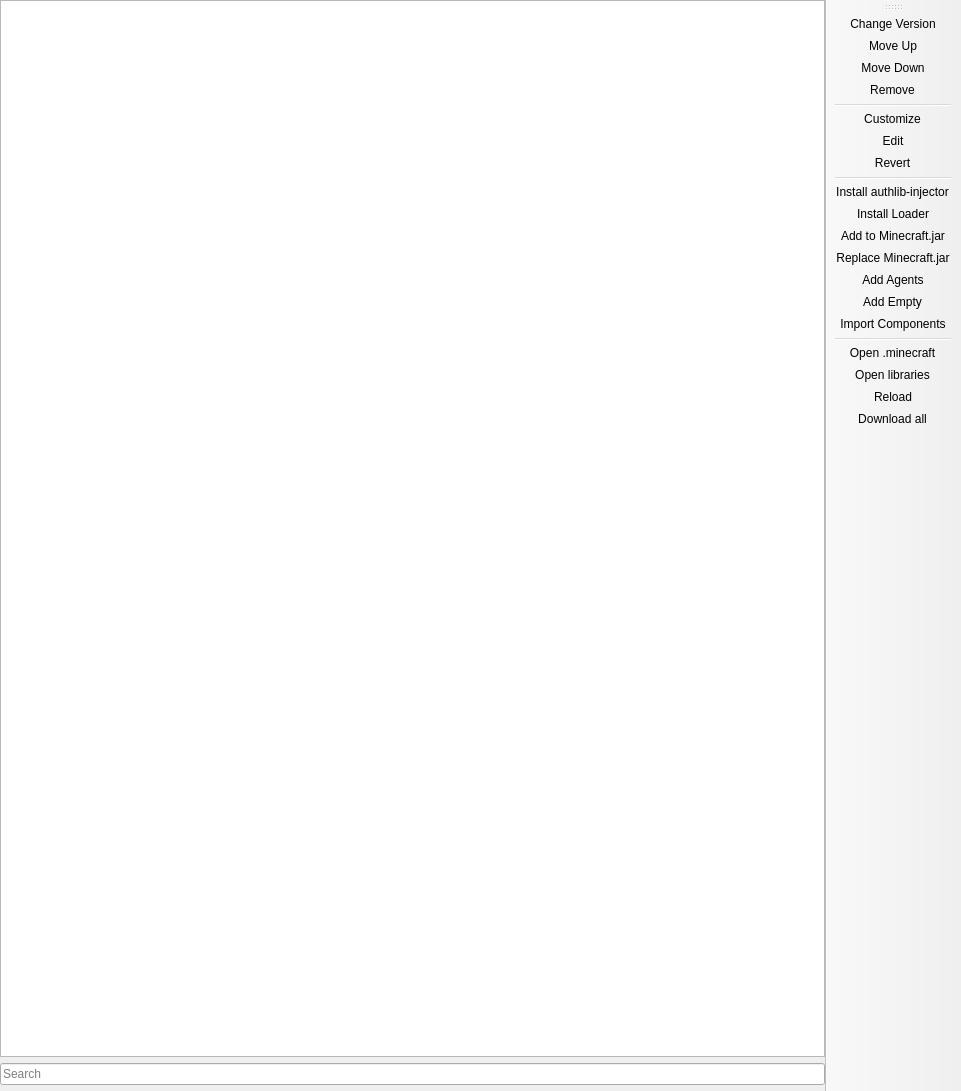
unmojang/FjordLauncher, file launcher/ui/pages/instance/VersionPage.ui: the form before one commit.
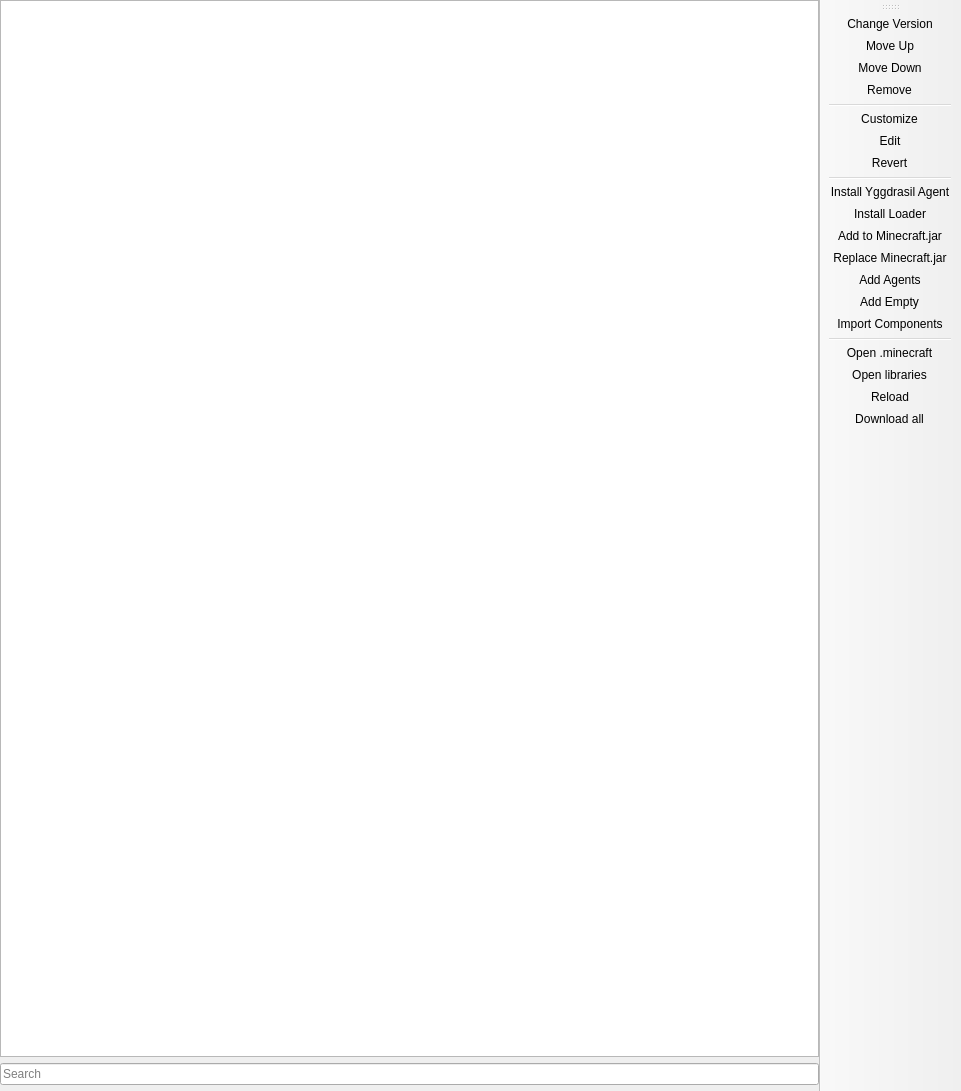
The form after the commit. Custom widgets are drawn as their Qt base class.

Commit message: Add Loki, improve Yggdrasil experience

Patch:
```diff
--- a/launcher/ui/pages/instance/VersionPage.ui
+++ b/launcher/ui/pages/instance/VersionPage.ui
@@ -91,7 +91,7 @@
    <addaction name="actionEdit"/>
    <addaction name="actionRevert"/>
    <addaction name="separator"/>
-   <addaction name="actionInstall_AuthlibInjector"/>
+   <addaction name="actionInstall_Agent"/>
    <addaction name="actionInstall_Loader"/>
    <addaction name="actionAdd_to_Minecraft_jar"/>
    <addaction name="actionReplace_Minecraft_jar"/>
@@ -160,12 +160,12 @@
     <string>Revert the selected component to default.</string>
    </property>
   </action>
-  <action name="actionInstall_AuthlibInjector">
+  <action name="actionInstall_Agent">
    <property name="text">
-    <string>Install authlib-injector</string>
+    <string>Install Yggdrasil Agent</string>
    </property>
    <property name="toolTip">
-    <string>Install the authlib-injector package.</string>
+    <string>Install a Yggdrasil agent.</string>
    </property>
   </action>
   <action name="actionInstall_Loader">
```
The commit also changes 17 other files.
